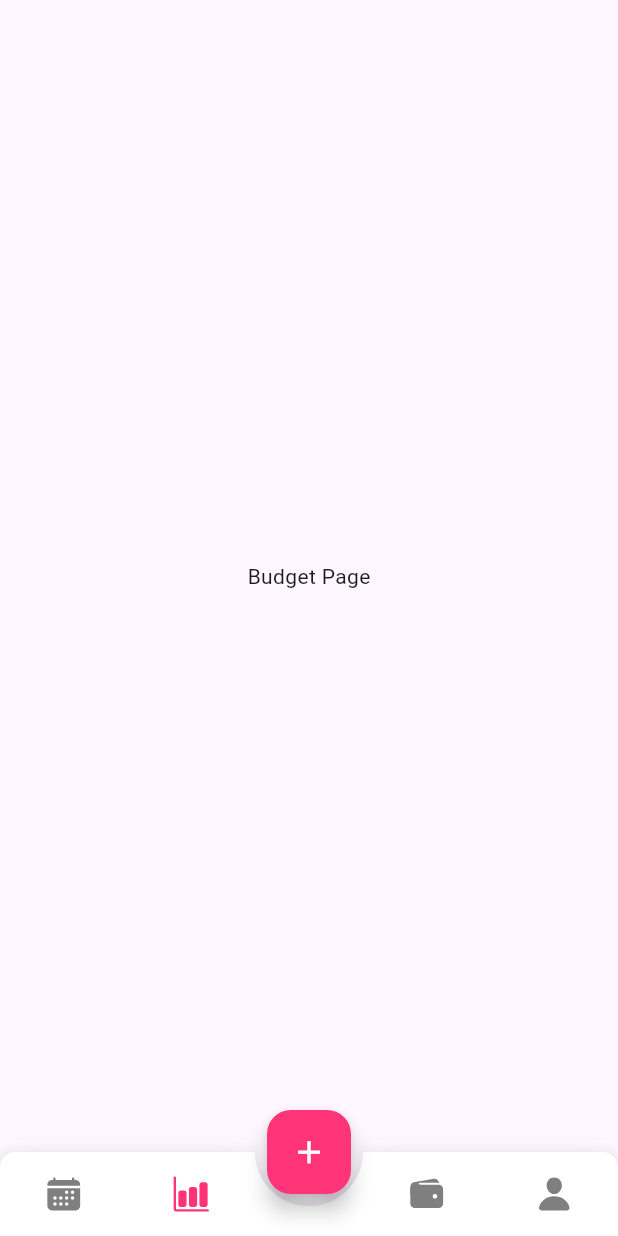
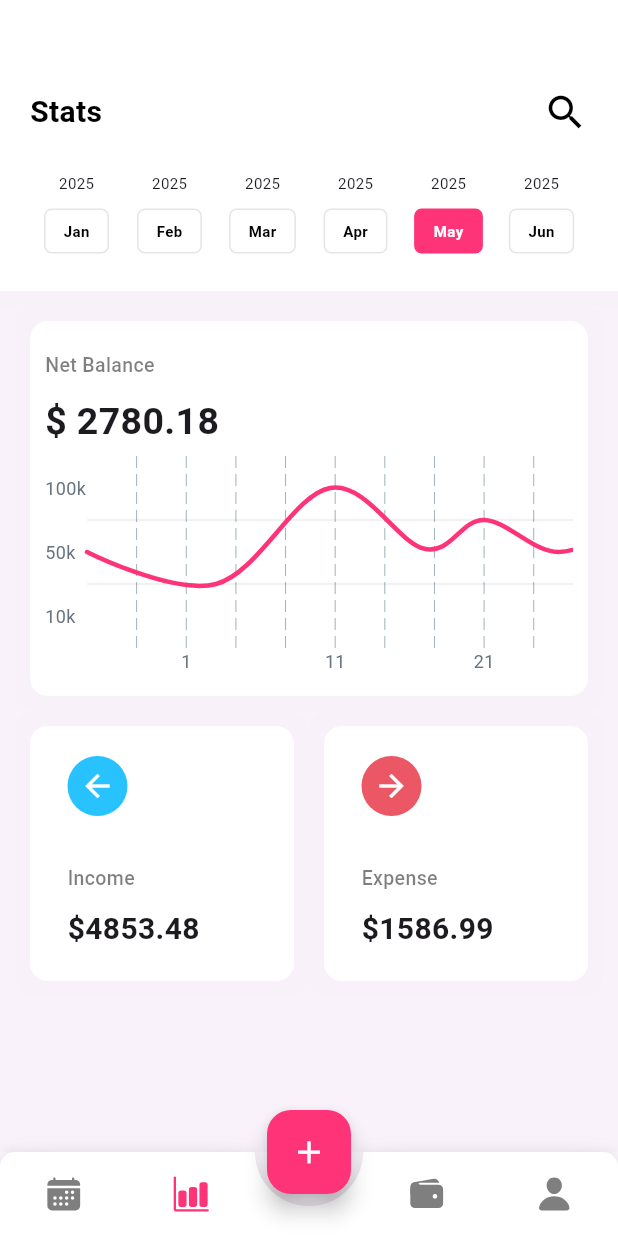
Before and after one commit to Khanh-2005/Flutter-Project, a Flutter app: the screen it shows after launch, item 2 of the bottom bar chosen, on a phone screen of 412 x 824 dp. Run offline on Flutter 3.47's test engine with Material 3 defaults, Android fonts, the phone set to English and light mode, and no system bars; drawn by our look-alikes of animated_bottom_navigation_bar, fl_chart; our stand-ins replace ionicons.

Commit message:
complete part 2

```diff
--- a/lib/json/day_month.dart
+++ b/lib/json/day_month.dart
@@ -8,10 +8,10 @@ List days = [
   {"label": "Sat", "day": "4"},
 ];
 List months = [
-  {"label": "2025", "day": "Jan"},
-  {"label": "2025", "day": "Feb"},
-  {"label": "2025", "day": "Mar"},
-  {"label": "2025", "day": "Apr"},
-  {"label": "2025", "day": "May"},
-  {"label": "2025", "day": "Jun"},
+  {"label": "2025", "month": "Jan"},
+  {"label": "2025", "month": "Feb"},
+  {"label": "2025", "month": "Mar"},
+  {"label": "2025", "month": "Apr"},
+  {"label": "2025", "month": "May"},
+  {"label": "2025", "month": "Jun"},
 ];
--- a/lib/pages/root_app.dart
+++ b/lib/pages/root_app.dart
@@ -36,7 +36,7 @@ class _RootAppState extends State<RootApp> {
       index: pageIndex,
       children: [
         DailyPage(),
-        // StatsPage(),
+        StatsPage(),
         Center(child: Text("Budget Page")),
         Center(child: Text("Profile Page")),
         Center(child: Text("Create Budget Page")),
--- a/lib/pages/stats_page.dart
+++ b/lib/pages/stats_page.dart
@@ -1,125 +1,280 @@
-// import 'package:flutter/material.dart';
-// import 'package:flutter_helloapp/theme/colors.dart';
-// import 'package:flutter_helloapp/json/day_month.dart';
+import 'dart:math';
 
-// class StatsPage extends StatefulWidget {
-//   @override
-//   _StatsPageState createState() => _StatsPageState();
-// }
+import 'package:fl_chart/fl_chart.dart';
+import 'package:flutter/material.dart';
+import 'package:flutter_helloapp/theme/colors.dart';
+import 'package:flutter_helloapp/json/day_month.dart';
+import 'package:flutter_helloapp/widget/chart.dart';
 
-// class _StatsPageState extends State<StatsPage> {
-//   int activeMonth = 4;
-//   @override
-//   Widget build(BuildContext context) {
-//     return Scaffold(backgroundColor: grey.withOpacity(0.05), body: getBody());
-//   }
+class StatsPage extends StatefulWidget {
+  @override
+  _StatsPageState createState() => _StatsPageState();
+}
 
-//   Widget getBody() {
-//     var size = MediaQuery.of(context).size;
+class _StatsPageState extends State<StatsPage> {
+  int activeMonth = 4;
+  @override
+  Widget build(BuildContext context) {
+    return Scaffold(backgroundColor: grey.withOpacity(0.05), body: getBody());
+  }
 
-//     return SingleChildScrollView(
-//       child: Column(
-//         children: [
-//           Container(
-//             decoration: BoxDecoration(
-//               color: white,
-//               boxShadow: [
-//                 BoxShadow(
-//                   color: grey.withOpacity(0.01),
-//                   spreadRadius: 10,
-//                   blurRadius: 3,
-//                   // changes position of shadow
-//                 ),
-//               ],
-//             ),
-//             child: Padding(
-//               padding: const EdgeInsets.only(
-//                 top: 60,
-//                 right: 20,
-//                 left: 20,
-//                 bottom: 25,
-//               ),
-//               child: Column(
-//                 children: [
-//                   // Header
-//                   Row(
-//                     mainAxisAlignment: MainAxisAlignment.spaceBetween,
-//                     children: [
-//                       Text(
-//                         "Stats",
-//                         style: TextStyle(
-//                           fontSize: 20,
-//                           fontWeight: FontWeight.bold,
-//                           color: black,
-//                         ),
-//                       ),
-//                       Icon(Icons.search, size: 30, color: black),
-//                     ],
-//                   ),
+  Widget getBody() {
+    var size = MediaQuery.of(context).size;
 
-//                   SizedBox(height: 25),
+    List expenses = [
+      {
+        "icon": Icons.arrow_back,
+        "color": blue,
+        "label": "Income",
+        "cost": "\$4853.48",
+      },
+      {
+        "icon": Icons.arrow_forward,
+        "color": red,
+        "label": "Expense",
+        "cost": "\$1586.99",
+      },
+    ];
 
-//                   // Calendar
-//                   Row(
-//                     crossAxisAlignment: CrossAxisAlignment.start,
-//                     children: List.generate(days.length, (index) {
-//                       return GestureDetector(
-//                         onTap: () {
-//                           setState(() {
-//                             activeMonth = index;
-//                           });
-//                         },
-//                         child: Container(
-//                           width: (MediaQuery.of(context).size.width - 40) / 7,
-//                           child: Column(
-//                             children: [
-//                               Text(
-//                                 days[index]['label'],
-//                                 style: TextStyle(fontSize: 10),
-//                               ),
-//                               SizedBox(height: 10),
-//                               Container(
-//                                 decoration: BoxDecoration(
-//                                   color: activeMonth == index
-//                                       ? primary
-//                                       : Colors.transparent,
-//                                   border: Border.all(
-//                                     color: activeMonth == index
-//                                         ? primary
-//                                         : black.withOpacity(0.1),
-//                                   ),
-//                                 ),
-//                                 child: Padding(
-//                                   padding: const EdgeInsets.only(
-//                                     top: 7,
-//                                     bottom: 7,
-//                                     left: 12,
-//                                     right: 12,
-//                                   ),
-//                                   child: Text(
-//                                     months[index]['day'],
-//                                     style: TextStyle(
-//                                       fontSize: 10,
-//                                       fontWeight: FontWeight.w600,
-//                                       color: activeMonth == index
-//                                           ? white
-//                                           : black,
-//                                     ),
-//                                   ),
-//                                 ),
-//                               ),
-//                             ],
-//                           ),
-//                         ),
-//                       );
-//                     }),
-//                   ),
-//                 ],
-//               ),
-//             ),
-//           ),
-//         ],
-//       ),
-//     );
-//   }
-// }
+    return SingleChildScrollView(
+      child: Column(
+        children: [
+          Container(
+            decoration: BoxDecoration(
+              color: white,
+              boxShadow: [
+                BoxShadow(
+                  color: grey.withOpacity(0.01),
+                  spreadRadius: 10,
+                  blurRadius: 3,
+                  // changes position of shadow
+                ),
+              ],
+            ),
+            child: Padding(
+              padding: const EdgeInsets.only(
+                top: 60,
+                right: 20,
+                left: 20,
+                bottom: 25,
+              ),
+              child: Column(
+                children: [
+                  // Header
+                  Row(
+                    mainAxisAlignment: MainAxisAlignment.spaceBetween,
+                    children: [
+                      Text(
+                        "Stats",
+                        style: TextStyle(
+                          fontSize: 20,
+                          fontWeight: FontWeight.bold,
+                          color: black,
+                        ),
+                      ),
+                      Icon(Icons.search, size: 30, color: black),
+                    ],
+                  ),
+
+                  SizedBox(height: 25),
+
+                  // Calendar
+                  Row(
+                    crossAxisAlignment: CrossAxisAlignment.start,
+                    children: List.generate(months.length, (index) {
+                      return GestureDetector(
+                        onTap: () {
+                          setState(() {
+                            activeMonth = index;
+                          });
+                        },
+                        child: Container(
+                          width: (MediaQuery.of(context).size.width - 40) / 6,
+                          child: Column(
+                            children: [
+                              Text(
+                                months[index]['label'],
+                                style: TextStyle(fontSize: 10),
+                              ),
+                              SizedBox(height: 10),
+                              Container(
+                                decoration: BoxDecoration(
+                                  color: activeMonth == index
+                                      ? primary
+                                      : Colors.transparent,
+                                  borderRadius: BorderRadius.circular(5),
+                                  border: Border.all(
+                                    color: activeMonth == index
+                                        ? primary
+                                        : black.withOpacity(0.1),
+                                  ),
+                                ),
+                                child: Padding(
+                                  padding: const EdgeInsets.only(
+                                    top: 7,
+                                    bottom: 7,
+                                    left: 12,
+                                    right: 12,
+                                  ),
+                                  child: Text(
+                                    months[index]['month'],
+                                    style: TextStyle(
+                                      fontSize: 10,
+                                      fontWeight: FontWeight.w600,
+                                      color: activeMonth == index
+                                          ? white
+                                          : black,
+                                    ),
+                                  ),
+                                ),
+                              ),
+                            ],
+                          ),
+                        ),
+                      );
+                    }),
+                  ),
+                ],
+              ),
+            ),
+          ),
+
+          // Chart
+          SizedBox(height: 20),
+          Padding(
+            padding: const EdgeInsets.only(left: 20, right: 20),
+            child: Container(
+              width: double.infinity,
+              height: 250,
+              decoration: BoxDecoration(
+                color: white,
+                borderRadius: BorderRadius.circular(12),
+                boxShadow: [
+                  BoxShadow(
+                    color: grey.withOpacity(0.01),
+                    spreadRadius: 10,
+                    blurRadius: 3,
+                    // changes position of shadow
+                  ),
+                ],
+              ),
+              child: Padding(
+                padding: const EdgeInsets.all(10),
+                child: Stack(
+                  children: [
+                    Padding(
+                      padding: const EdgeInsets.only(top: 10),
+                      child: Column(
+                        crossAxisAlignment: CrossAxisAlignment.start,
+                        children: [
+                          Text(
+                            "Net Balance",
+                            style: TextStyle(
+                              fontWeight: FontWeight.w500,
+                              fontSize: 13,
+                              color: black.withOpacity(0.5),
+                            ),
+                          ),
+
+                          SizedBox(height: 10),
+                          Text(
+                            "\$ 2780.18",
+                            style: TextStyle(
+                              fontWeight: FontWeight.bold,
+                              fontSize: 25,
+                            ),
+                          ),
+                        ],
+                      ),
+                    ),
+                    Positioned(
+                      bottom: 0,
+                      child: Container(
+                        width: size.width - 20,
+                        height: 150,
+                        child: LineChart(mainData()),
+                      ),
+                    ),
+                  ],
+                ),
+              ),
+            ),
+          ),
+
+          SizedBox(height: 20),
+          Wrap(
+            spacing: 20,
+            children: List.generate(expenses.length, (index) {
+              return Container(
+                width: (size.width - 60) / 2,
+                height: 170,
+                decoration: BoxDecoration(
+                  color: white,
+                  borderRadius: BorderRadius.circular(12),
+                  boxShadow: [
+                    BoxShadow(
+                      color: grey.withOpacity(0.01),
+                      spreadRadius: 10,
+                      blurRadius: 3,
+                      // changes position of shadow
+                    ),
+                  ],
+                ),
+
+                child: Padding(
+                  padding: const EdgeInsets.only(
+                    top: 20,
+                    bottom: 20,
+                    left: 25,
+                    right: 25,
+                  ),
+                  child: Column(
+                    mainAxisAlignment: MainAxisAlignment.spaceBetween,
+                    crossAxisAlignment: CrossAxisAlignment.start,
+                    children: [
+                      Container(
+                        width: 40,
+                        height: 40,
+                        decoration: BoxDecoration(
+                          color: expenses[index]['color'],
+                          shape: BoxShape.circle,
+                        ),
+
+                        child: Center(
+                          child: Icon(expenses[index]['icon'], color: white),
+                        ),
+                      ),
+
+                      Column(
+                        crossAxisAlignment: CrossAxisAlignment.start,
+                        children: [
+                          Text(
+                            expenses[index]['label'],
+                            style: TextStyle(
+                              fontWeight: FontWeight.w500,
+                              fontSize: 13,
+                              color: black.withOpacity(0.5),
+                            ),
+                          ),
+
+                          SizedBox(height: 10),
+                          Text(
+                            expenses[index]['cost'],
+                            style: TextStyle(
+                              fontWeight: FontWeight.bold,
+                              fontSize: 20,
+                            ),
+                          ),
+                        ],
+                      ),
+                    ],
+                  ),
+                ),
+              );
+            }),
+          ), // Income
+        ],
+      ),
+    );
+  }
+}
--- /dev/null
+++ b/lib/widget/chart.dart
@@ -0,0 +1,96 @@
+import 'package:flutter_helloapp/theme/colors.dart';
+import 'package:fl_chart/fl_chart.dart';
+import 'package:flutter/material.dart';
+
+List<Color> gradientColors = [primary];
+
+LineChartData mainData() {
+  return LineChartData(
+    gridData: FlGridData(
+      show: true,
+      drawHorizontalLine: true,
+      getDrawingHorizontalLine: (value) {
+        return FlLine(color: const Color(0xff37434d), strokeWidth: 0.1);
+      },
+    ),
+    titlesData: FlTitlesData(
+      show: true,
+      bottomTitles: AxisTitles(
+        sideTitles: SideTitles(
+          showTitles: true,
+          reservedSize: 22,
+          interval: 1,
+          getTitlesWidget: (value, meta) {
+            String text = '';
+            switch (value.toInt()) {
+              case 2:
+                text = '1';
+                break;
+              case 5:
+                text = '11';
+                break;
+              case 8:
+                text = '21';
+                break;
+            }
+            return Text(
+              text,
+              style: TextStyle(color: Color(0xff68737d), fontSize: 12),
+            );
+          },
+        ),
+      ),
+      leftTitles: AxisTitles(
+        sideTitles: SideTitles(
+          showTitles: true,
+          reservedSize: 28,
+          interval: 1,
+          getTitlesWidget: (value, meta) {
+            String text = '';
+            switch (value.toInt()) {
+              case 1:
+                text = '10k';
+                break;
+              case 3:
+                text = '50k';
+                break;
+              case 5:
+                text = '100k';
+                break;
+            }
+            return Text(
+              text,
+              style: TextStyle(color: Color(0xff67727d), fontSize: 12),
+            );
+          },
+        ),
+      ),
+      topTitles: AxisTitles(sideTitles: SideTitles(showTitles: false)),
+      rightTitles: AxisTitles(sideTitles: SideTitles(showTitles: false)),
+    ),
+
+    borderData: FlBorderData(show: false),
+    minX: 0,
+    maxX: 11,
+    minY: 0,
+    maxY: 6,
+    lineBarsData: [
+      LineChartBarData(
+        spots: [
+          FlSpot(0, 3),
+          FlSpot(2.6, 2),
+          FlSpot(4.9, 5),
+          FlSpot(6.8, 3.1),
+          FlSpot(8, 4),
+          FlSpot(9.5, 3),
+          FlSpot(11, 4),
+        ],
+        isCurved: true,
+        color: primary,
+        barWidth: 3,
+        isStrokeCapRound: true,
+        dotData: FlDotData(show: false),
+      ),
+    ],
+  );
+}
```
